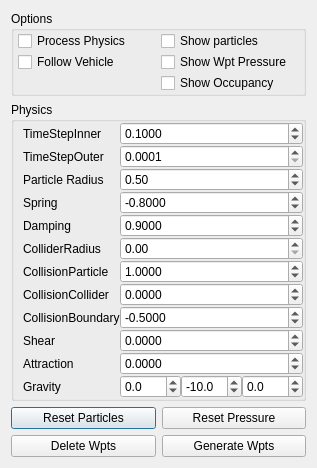
This is basestation/flightplannerparticlesdialog.ui in wpfhtl/octocopter as Qt 5 draws it before an edit. The edited form follows.
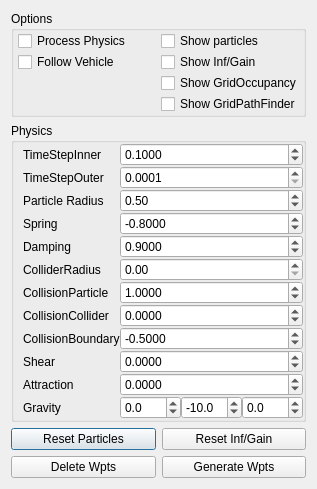
This is the edited form.

Diff of the .ui file:
```diff
--- a/basestation/flightplannerparticlesdialog.ui
+++ b/basestation/flightplannerparticlesdialog.ui
@@ -7,7 +7,7 @@
     <x>0</x>
     <y>0</y>
     <width>299</width>
-    <height>458</height>
+    <height>480</height>
    </rect>
   </property>
   <property name="sizePolicy">
@@ -41,23 +41,6 @@
       <property name="spacing">
        <number>1</number>
       </property>
-      <item row="1" column="0">
-       <widget class="QCheckBox" name="mChkBoxFollowVehicle">
-        <property name="text">
-         <string>Follow Vehicle</string>
-        </property>
-       </widget>
-      </item>
-      <item row="1" column="1">
-       <widget class="QCheckBox" name="mChkBoxShowWaypointPressure">
-        <property name="text">
-         <string>Show Wpt Pressure</string>
-        </property>
-        <property name="checked">
-         <bool>false</bool>
-        </property>
-       </widget>
-      </item>
       <item row="0" column="0">
        <widget class="QCheckBox" name="mChkBoxProcessPhysics">
         <property name="text">
@@ -78,19 +61,44 @@
         </property>
        </widget>
       </item>
+      <item row="1" column="0">
+       <widget class="QCheckBox" name="mChkBoxFollowVehicle">
+        <property name="text">
+         <string>Follow Vehicle</string>
+        </property>
+       </widget>
+      </item>
       <item row="2" column="1">
-       <widget class="QCheckBox" name="mChkBoxShowOccupancy">
+       <widget class="QCheckBox" name="mChkBoxShowGridOccupancy">
         <property name="text">
-         <string>Show Occupancy</string>
+         <string>Show GridOccupancy</string>
+        </property>
+       </widget>
+      </item>
+      <item row="1" column="1">
+       <widget class="QCheckBox" name="mChkBoxShowInformationGain">
+        <property name="text">
+         <string>Show Inf/Gain</string>
+        </property>
+        <property name="checked">
+         <bool>false</bool>
+        </property>
+       </widget>
+      </item>
+      <item row="3" column="1">
+       <widget class="QCheckBox" name="mChkBoxShowGridPathFinder">
+        <property name="text">
+         <string>Show GridPathFinder</string>
         </property>
        </widget>
       </item>
      </layout>
      <zorder>mChkBoxShowParticles</zorder>
      <zorder>mChkBoxFollowVehicle</zorder>
-     <zorder>mChkBoxShowWaypointPressure</zorder>
+     <zorder>mChkBoxShowInformationGain</zorder>
      <zorder>mChkBoxProcessPhysics</zorder>
-     <zorder>mChkBoxShowOccupancy</zorder>
+     <zorder>mChkBoxShowGridOccupancy</zorder>
+     <zorder>mChkBoxShowGridPathFinder</zorder>
     </widget>
    </item>
    <item>
@@ -429,9 +437,9 @@
       </widget>
      </item>
      <item row="0" column="1">
-      <widget class="QPushButton" name="mBtnResetWaypointPressure">
+      <widget class="QPushButton" name="mBtnResetInformationGain">
        <property name="text">
-        <string>Reset Pressure</string>
+        <string>Reset Inf/Gain</string>
        </property>
       </widget>
      </item>
```
